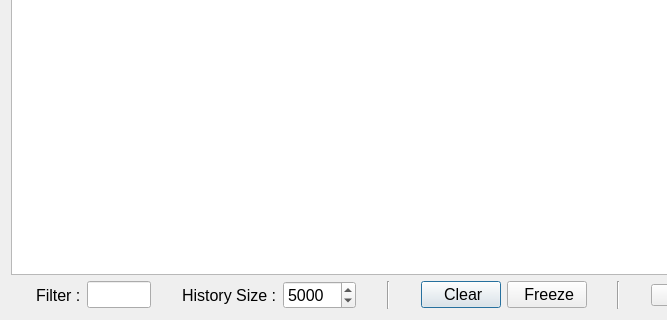
Qt form src/menu_bar/data_monitor/menubar_datamonitor.ui (Kupofty/OpenSeaNav) before a commit; both pictures show x 0 to 667 and y 348 to 668 of the 784 by 668 pixel window.
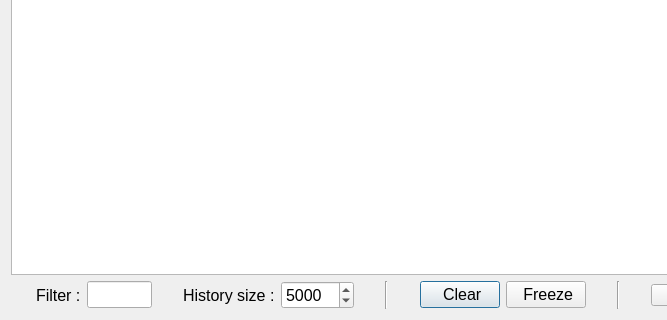
The same form after that commit. Icons and pictures are not drawn.

```diff
--- a/src/menu_bar/data_monitor/menubar_datamonitor.ui
+++ b/src/menu_bar/data_monitor/menubar_datamonitor.ui
@@ -94,7 +94,7 @@
         </font>
        </property>
        <property name="text">
-        <string>History Size :</string>
+        <string>History size :</string>
        </property>
       </widget>
      </item>
```
